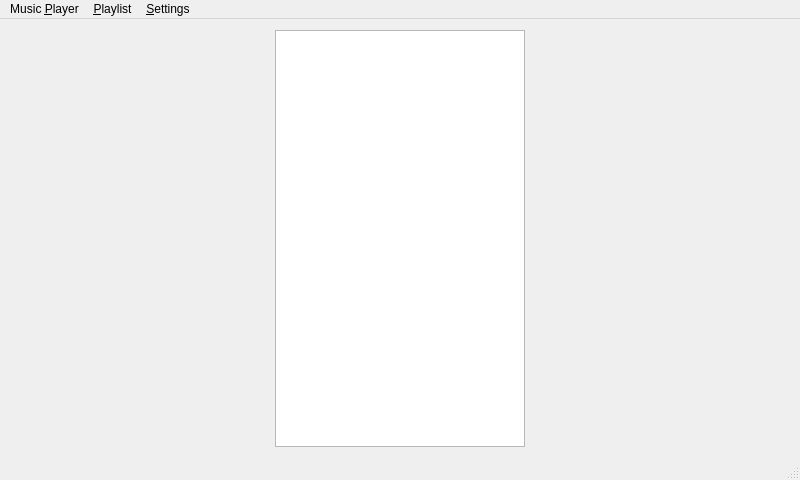
The window that src/tomahawkwindow.ui (tomahawk-player/tomahawk) describes before a commit, drawn with Qt 5.
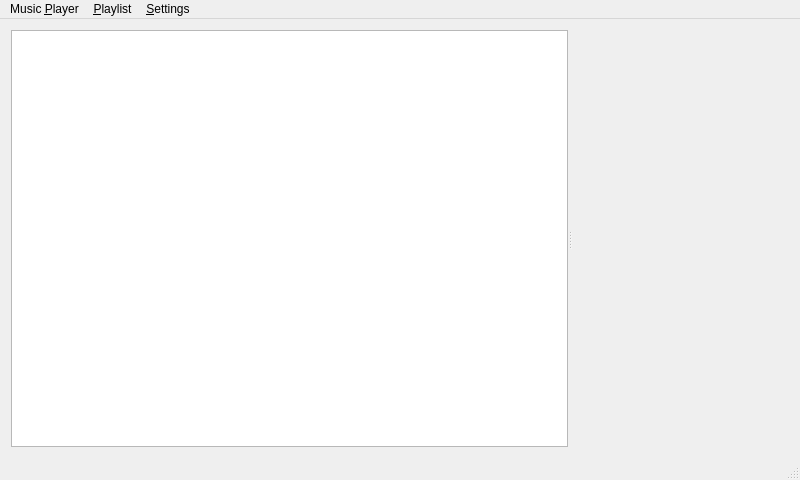
The same window after the commit. Custom widgets are drawn as their Qt base class.

Commit message: * Set reasonable minimum widths. * Switch to a splitter layout in TomahawkWindow.

```diff
--- a/src/tomahawkwindow.ui
+++ b/src/tomahawkwindow.ui
@@ -14,39 +14,22 @@
    <string>Tomahawk</string>
   </property>
   <widget class="QWidget" name="centralWidget">
-   <layout class="QVBoxLayout" name="verticalLayout_2">
-    <item>
      <layout class="QHBoxLayout" name="horizontalLayout">
       <item>
+     <widget class="QSplitter" name="splitter">
+      <property name="orientation">
+       <enum>Qt::Horizontal</enum>
+      </property>
        <widget class="SourceTreeView" name="sourceTreeView">
-        <property name="sizePolicy">
-         <sizepolicy hsizetype="Fixed" vsizetype="Expanding">
-          <horstretch>0</horstretch>
-          <verstretch>0</verstretch>
-         </sizepolicy>
-        </property>
         <property name="minimumSize">
          <size>
           <width>250</width>
           <height>0</height>
          </size>
         </property>
-        <property name="maximumSize">
-         <size>
-          <width>250</width>
-          <height>16777215</height>
-         </size>
-        </property>
-       </widget>
-      </item>
-      <item>
-       <layout class="QVBoxLayout" name="mainLayout">
-        <property name="spacing">
-         <number>0</number>
-        </property>
-       </layout>
-      </item>
-     </layout>
+      </widget>
+      <widget class="QWidget" name="playlistWidget" native="true"/>
+     </widget>
     </item>
    </layout>
   </widget>
```
Lines whose indentation alone changed are shown as unchanged. The commit also changes 2 other files.
